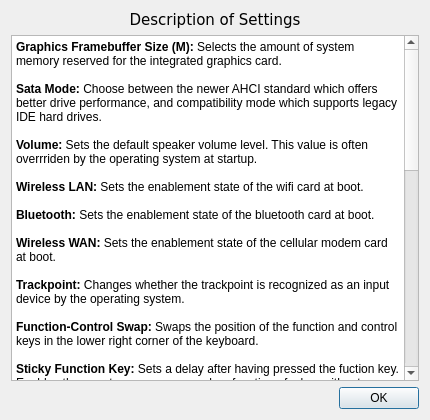
Old version of the form src/x201/infowindow.ui in the repository JaGoLi/corevantage.
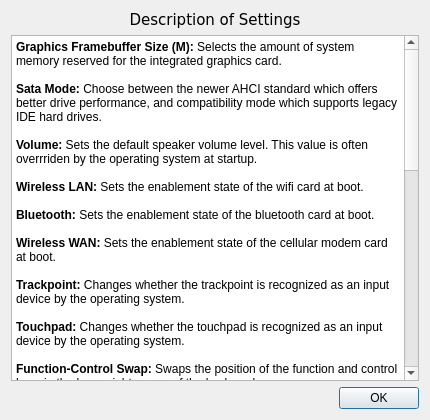
New version of the form.

Commit message: changed settings descriptions for ThinkPad X201

What changed in the file:
```diff
--- a/src/x201/infowindow.ui
+++ b/src/x201/infowindow.ui
@@ -69,6 +69,8 @@
 &lt;p style=&quot;-qt-paragraph-type:empty; margin-top:0px; margin-bottom:0px; margin-left:0px; margin-right:0px; -qt-block-indent:0; text-indent:0px;&quot;&gt;&lt;br /&gt;&lt;/p&gt;
 &lt;p style=&quot; margin-top:0px; margin-bottom:0px; margin-left:0px; margin-right:0px; -qt-block-indent:0; text-indent:0px;&quot;&gt;&lt;span style=&quot; font-weight:600;&quot;&gt;Trackpoint:&lt;/span&gt; Changes whether the trackpoint is recognized as an input device by the operating system.&lt;/p&gt;
 &lt;p style=&quot;-qt-paragraph-type:empty; margin-top:0px; margin-bottom:0px; margin-left:0px; margin-right:0px; -qt-block-indent:0; text-indent:0px;&quot;&gt;&lt;br /&gt;&lt;/p&gt;
+&lt;p style=&quot; margin-top:0px; margin-bottom:0px; margin-left:0px; margin-right:0px; -qt-block-indent:0; text-indent:0px;&quot;&gt;&lt;span style=&quot; font-weight:600;&quot;&gt;Touchpad:&lt;/span&gt; Changes whether the touchpad is recognized as an input device by the operating system.&lt;/p&gt;
+&lt;p style=&quot;-qt-paragraph-type:empty; margin-top:0px; margin-bottom:0px; margin-left:0px; margin-right:0px; -qt-block-indent:0; text-indent:0px;&quot;&gt;&lt;br /&gt;&lt;/p&gt;
 &lt;p style=&quot; margin-top:0px; margin-bottom:0px; margin-left:0px; margin-right:0px; -qt-block-indent:0; text-indent:0px;&quot;&gt;&lt;span style=&quot; font-weight:600;&quot;&gt;Function-Control Swap: &lt;/span&gt;Swaps the position of the function and control keys in the lower right corner of the keyboard.&lt;/p&gt;
 &lt;p style=&quot;-qt-paragraph-type:empty; margin-top:0px; margin-bottom:0px; margin-left:0px; margin-right:0px; -qt-block-indent:0; text-indent:0px;&quot;&gt;&lt;br /&gt;&lt;/p&gt;
 &lt;p style=&quot; margin-top:0px; margin-bottom:0px; margin-left:0px; margin-right:0px; -qt-block-indent:0; text-indent:0px;&quot;&gt;&lt;span style=&quot; font-weight:600;&quot;&gt;Sticky Function Key: &lt;/span&gt;Sets a delay after having pressed the fuction key. Enables the user to access a secondary function of a key without holding down the FN key.&lt;/p&gt;
@@ -77,21 +79,19 @@
 &lt;p style=&quot;-qt-paragraph-type:empty; margin-top:0px; margin-bottom:0px; margin-left:0px; margin-right:0px; -qt-block-indent:0; text-indent:0px;&quot;&gt;&lt;br /&gt;&lt;/p&gt;
 &lt;p style=&quot; margin-top:0px; margin-bottom:0px; margin-left:0px; margin-right:0px; -qt-block-indent:0; text-indent:0px;&quot;&gt;&lt;span style=&quot; font-weight:600;&quot;&gt;Low Battery Beep: &lt;/span&gt;Toggles whether there is a beep to let the user know that the battery is at a critically low state.&lt;/p&gt;
 &lt;p style=&quot;-qt-paragraph-type:empty; margin-top:0px; margin-bottom:0px; margin-left:0px; margin-right:0px; -qt-block-indent:0; text-indent:0px;&quot;&gt;&lt;br /&gt;&lt;/p&gt;
-&lt;p style=&quot; margin-top:0px; margin-bottom:0px; margin-left:0px; margin-right:0px; -qt-block-indent:0; text-indent:0px;&quot;&gt;&lt;span style=&quot; font-weight:600;&quot;&gt;Power On AC Attach: &lt;/span&gt;If enabled, the system is supposed to power itself when the AC adapter is plugged in and it is not already on.&lt;/p&gt;
+&lt;p style=&quot; margin-top:0px; margin-bottom:0px; margin-left:0px; margin-right:0px; -qt-block-indent:0; text-indent:0px;&quot;&gt;&lt;span style=&quot; font-weight:600;&quot;&gt;USB Always On: &lt;/span&gt;Selects whether the USB charge port is enabled while on AC power and battery power, only on AC, or not at all.&lt;/p&gt;
 &lt;p style=&quot;-qt-paragraph-type:empty; margin-top:0px; margin-bottom:0px; margin-left:0px; margin-right:0px; -qt-block-indent:0; text-indent:0px;&quot;&gt;&lt;br /&gt;&lt;/p&gt;
 &lt;p style=&quot; margin-top:0px; margin-bottom:0px; margin-left:0px; margin-right:0px; -qt-block-indent:0; text-indent:0px;&quot;&gt;&lt;span style=&quot; font-weight:600;&quot;&gt;First Battery: &lt;/span&gt;Selects which battery gets discharged first. This applies to systems with an add-on battery.&lt;/p&gt;
 &lt;p style=&quot;-qt-paragraph-type:empty; margin-top:0px; margin-bottom:0px; margin-left:0px; margin-right:0px; -qt-block-indent:0; text-indent:0px;&quot;&gt;&lt;br /&gt;&lt;/p&gt;
 &lt;p style=&quot; margin-top:0px; margin-bottom:0px; margin-left:0px; margin-right:0px; -qt-block-indent:0; text-indent:0px;&quot;&gt;&lt;span style=&quot; font-weight:600;&quot;&gt;Boot Option: &lt;/span&gt;If a secondary test image is included in the device's coreboot rom, selecting &amp;quot;Normal&amp;quot; will make the system start from the test image. Otherwise, the standard fallback image will be used.&lt;/p&gt;
 &lt;p style=&quot;-qt-paragraph-type:empty; margin-top:0px; margin-bottom:0px; margin-left:0px; margin-right:0px; -qt-block-indent:0; text-indent:0px;&quot;&gt;&lt;br /&gt;&lt;/p&gt;
+&lt;p style=&quot; margin-top:0px; margin-bottom:0px; margin-left:0px; margin-right:0px; -qt-block-indent:0; text-indent:0px;&quot;&gt;&lt;span style=&quot; font-weight:600;&quot;&gt;Power On AC Attach:&lt;/span&gt; If enabled, the system is supposed to power itself when the AC adapter is plugged in and it is not already on.&lt;/p&gt;
+&lt;p style=&quot;-qt-paragraph-type:empty; margin-top:0px; margin-bottom:0px; margin-left:0px; margin-right:0px; -qt-block-indent:0; text-indent:0px;&quot;&gt;&lt;br /&gt;&lt;/p&gt;
 &lt;p style=&quot; margin-top:0px; margin-bottom:0px; margin-left:0px; margin-right:0px; -qt-block-indent:0; text-indent:0px;&quot;&gt;&lt;span style=&quot; font-weight:600;&quot;&gt;Reboot Counter: &lt;/span&gt;Sets the amount of times rebooting from a test image will be allowed before trying to boot from fallback.&lt;/p&gt;
 &lt;p style=&quot;-qt-paragraph-type:empty; margin-top:0px; margin-bottom:0px; margin-left:0px; margin-right:0px; -qt-block-indent:0; text-indent:0px;&quot;&gt;&lt;br /&gt;&lt;/p&gt;
-&lt;p style=&quot; margin-top:0px; margin-bottom:0px; margin-left:0px; margin-right:0px; -qt-block-indent:0; text-indent:0px;&quot;&gt;&lt;span style=&quot; font-weight:600;&quot;&gt;Devices: &lt;/span&gt;Some specialized payloads require a list of boot devices to determine the boot sequence. They can be set in cmos through this option.&lt;/p&gt;
-&lt;p style=&quot;-qt-paragraph-type:empty; margin-top:0px; margin-bottom:0px; margin-left:0px; margin-right:0px; -qt-block-indent:0; text-indent:0px;&quot;&gt;&lt;br /&gt;&lt;/p&gt;
-&lt;p style=&quot; margin-top:0px; margin-bottom:0px; margin-left:0px; margin-right:0px; -qt-block-indent:0; text-indent:0px;&quot;&gt;&lt;span style=&quot; font-weight:600;&quot;&gt;Default Device: &lt;/span&gt;Selects the device in the boot order of which to boot from by default.&lt;/p&gt;
-&lt;p style=&quot;-qt-paragraph-type:empty; margin-top:0px; margin-bottom:0px; margin-left:0px; margin-right:0px; -qt-block-indent:0; text-indent:0px;&quot;&gt;&lt;br /&gt;&lt;/p&gt;
 &lt;p style=&quot; margin-top:0px; margin-bottom:0px; margin-left:0px; margin-right:0px; -qt-block-indent:0; text-indent:0px;&quot;&gt;&lt;span style=&quot; font-weight:600;&quot;&gt;Debug Level: &lt;/span&gt;Sets the amount of debug information to be outputed. &amp;quot;Spew&amp;quot; is the least amount and &amp;quot;Emergency&amp;quot; gives the most information.&lt;/p&gt;
 &lt;p style=&quot;-qt-paragraph-type:empty; margin-top:0px; margin-bottom:0px; margin-left:0px; margin-right:0px; -qt-block-indent:0; text-indent:0px;&quot;&gt;&lt;br /&gt;&lt;/p&gt;
-&lt;p style=&quot; margin-top:0px; margin-bottom:0px; margin-left:0px; margin-right:0px; -qt-block-indent:0; text-indent:0px;&quot;&gt;&lt;span style=&quot; font-weight:600;&quot;&gt;Third miniPCIe slot (UWB): &lt;/span&gt;Selects whether the third PCIe slot is powered on or not.&lt;/p&gt;
+&lt;p style=&quot; margin-top:0px; margin-bottom:0px; margin-left:0px; margin-right:0px; -qt-block-indent:0; text-indent:0px;&quot;&gt;&lt;span style=&quot; font-weight:600;&quot;&gt;Non-Maskable Interrupts: &lt;/span&gt;Selects whether the system reports critical hardware errors to the operating system. It is important to leave this enabled unless for specific debugging purposes.&lt;/p&gt;
 &lt;p style=&quot;-qt-paragraph-type:empty; margin-top:0px; margin-bottom:0px; margin-left:0px; margin-right:0px; -qt-block-indent:0; text-indent:0px;&quot;&gt;&lt;br /&gt;&lt;/p&gt;
 &lt;p style=&quot;-qt-paragraph-type:empty; margin-top:0px; margin-bottom:0px; margin-left:0px; margin-right:0px; -qt-block-indent:0; text-indent:0px;&quot;&gt;&lt;br /&gt;&lt;/p&gt;
 &lt;p align=&quot;center&quot; style=&quot; margin-top:0px; margin-bottom:0px; margin-left:0px; margin-right:0px; -qt-block-indent:0; text-indent:0px;&quot;&gt;For more information, please visit:&lt;/p&gt;
```
